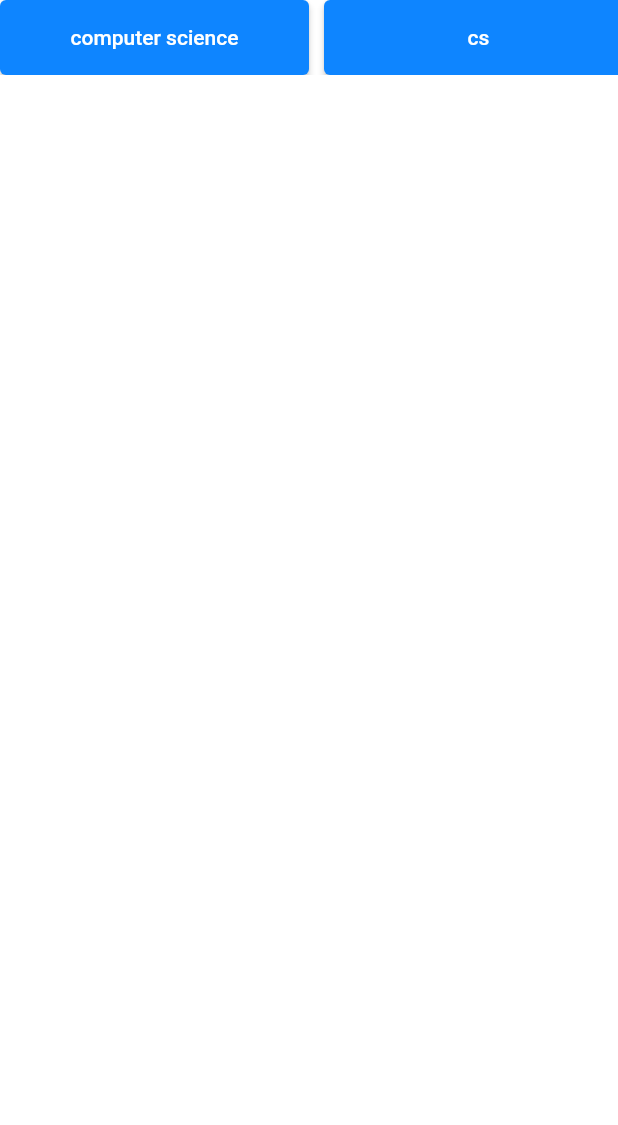
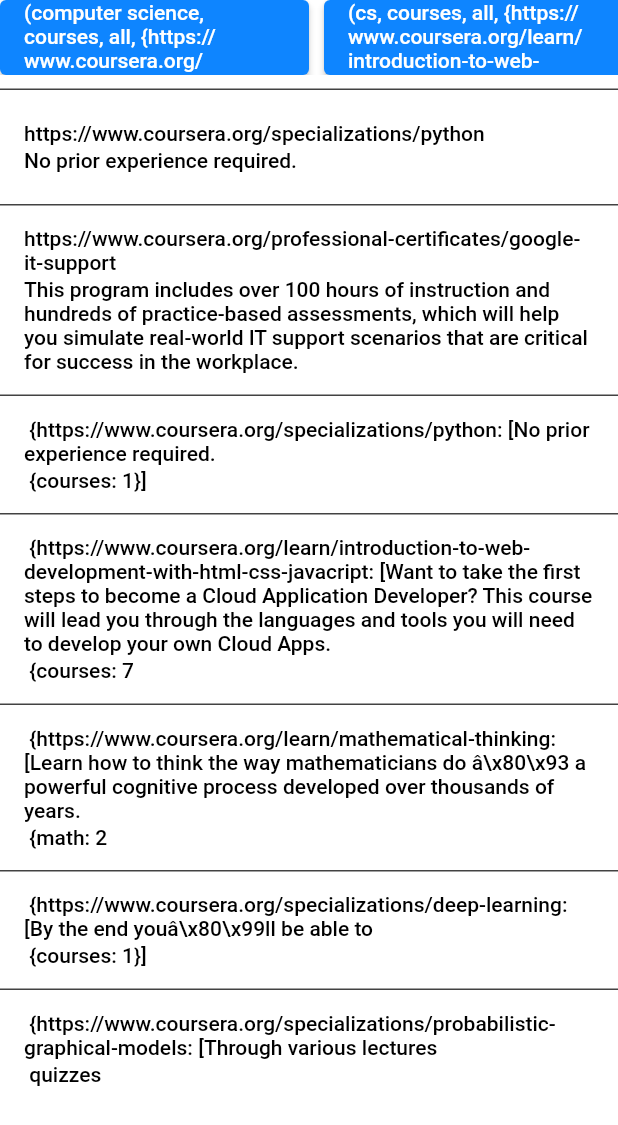
Before and after one commit to GeneralCoder365/blairhacks_2022, a Flutter app: the ResultScreen screen opened directly, on a phone screen of 412 x 824 dp. Shown: the top 1125 px of the screen. Run offline on Flutter 3.47's test engine with Material 2 defaults, Android fonts, the light colour scheme and no system bars; our stand-ins replace animated_custom_dropdown, card_swiper, dio, flutter_spinkit, geocoding, implicitly_animated_reorderable_list and 1 more.

Commit message:
pls work

```diff
--- a/blairhacks_2022_frontend/lib/homescreen.dart
+++ b/blairhacks_2022_frontend/lib/homescreen.dart
@@ -670,7 +670,6 @@
         await geocoder.placemarkFromCoordinates(
             _locationData.latitude!, _locationData.longitude!);
     var locationDataString;
-    print(placemarks);
 
     if (placemarks[0].isoCountryCode! == 'US') {
       locationDataString = placemarks[0].name! +
@@ -725,6 +724,7 @@
       passingToAPIMap["sport"] = '"' + _selectedSports + '"';
       passingToAPIMap["grade_level"] = '"' + _selectedGrade.toLowerCase() + '"';
     }
+
     Dio _dio = Dio();
     var queryParameters = {'tags': passingToAPIMap};
     var data = await _dio.get('http://127.0.0.1/5000/search',
--- a/blairhacks_2022_frontend/lib/resultscreen.dart
+++ b/blairhacks_2022_frontend/lib/resultscreen.dart
@@ -6,16 +6,24 @@
 import 'package:implicitly_animated_reorderable_list/implicitly_animated_reorderable_list.dart';
 
 class ResultScreen extends StatefulWidget {
-  const ResultScreen({Key? key, var data}) : super(key: key);
+  const ResultScreen({Key? key}) : super(key: key);
   @override
   State<StatefulWidget> createState() => _ResultScreenState();
 }
 
 class _ResultScreenState extends State<ResultScreen> {
-  // var jsonDecoded = jsonDecode(data2.toString());
-  late var data2 = data;
-  List<Map<String, Object>> data = [
-    {
+  var activitiesList = [
+    Activity(
+        url: "https://www.coursera.org/specializations/python",
+        description: "No prior experience required."),
+    Activity(
+        url:
+            "https://www.coursera.org/professional-certificates/google-it-support",
+        description:
+            "This program includes over 100 hours of instruction and hundreds of practice-based assessments, which will help you simulate real-world IT support scenarios that are critical for success in the workplace.")
+  ];
+  static var data = {
+    "0": {
       "skill_interest": "computer science",
       "type_of_opportunity": "courses",
       "in_person_online": "all",
@@ -44,7 +52,7 @@
         ]
       }
     },
-    {
+    "1": {
       "skill_interest": "cs",
       "type_of_opportunity": "courses",
       "in_person_online": "all",
@@ -73,7 +81,7 @@
         ]
       }
     },
-    {
+    "2": {
       "skill_interest": "math",
       "type_of_opportunity": "courses",
       "in_person_online": "all",
@@ -87,7 +95,7 @@
           {"courses": 18, "math": 11}
         ],
         "https://www.coursera.org/learn/tsi-math-prep": [
-          "The purpose of this course is to review and practice key concepts in preparation for the math portion of the Texas Success Initiative Assessment 2.0 (TSI2).Â\\xa0 The TSI2 is series of placement tests for learners enrolling in public universities in Texas.Â\\xa0 This MOOC will cover the four main categories of the Mathematics portion:Â\\xa0 Quantitative Reasoning, Algebraic Reasoning, Geometric & Spatial Reasoning, and Probabilistic & Statistical Reasoning.Â",
+          "The purpose of this course is to review and practice key concepts in preparation for the math portion of the Texas Success Initiative Assessment 2.0 (TSI2).Â\\xa0 The TSI2 is series of placement tests for learners enrolling in public universities in Texas.Â\\xa0 This MOOC will cover the four main categories of the Mathematics portion:Â\\xa0 Quantitative Reasoning, Algebraic Reasoning, Geometric & SpatialReasoning, and Probabilistic & Statistical Reasoning.Â",
           {"math": 7, "courses": 19}
         ],
         "https://www.coursera.org/specializations/algebra-elementary-to-advanced":
@@ -102,7 +110,7 @@
         ]
       }
     },
-    {
+    "3": {
       "skill_interest": "machine learning",
       "type_of_opportunity": "courses",
       "in_person_online": "all",
@@ -130,7 +138,7 @@
         ]
       }
     },
-    {
+    "4": {
       "skill_interest": "probability",
       "type_of_opportunity": "courses",
       "in_person_online": "all",
@@ -155,17 +163,25 @@
           {"courses": 18, "probability": 7}
         ],
         "https://www.coursera.org/learn/stanford-statistics": [
-          "Stanford\\'s \"Introduction to Statistics\" teaches you statistical thinking conceptsthat are essential for learning from data and communicating insights. By the end of the course,Â\\xa0you will be able to perform exploratory data analysis, understand key principles of sampling, and select appropriate tests of significance for multiple contexts. You will gain the foundational skills that prepare you to pursue more advanced topics in statistical thinking and machine learning.",
+          "Stanford\\'s \"Introduction to Statistics\" teaches you statistical thinking concepts that are essential for learning from data and communicating insights. By the end of the course,Â\\xa0you will be able to perform exploratory data analysis, understand key principles of sampling, and select appropriate tests of significance for multiple contexts. You will gain the foundational skills that prepare you to pursue more advanced topics in statistical thinking and machine learning.",
           {"courses": 11, "probability": 3}
         ]
       }
     }
-  ];
-
-  get testMap => null;
+  };
 
   @override
   Widget build(BuildContext context) {
+    for (int i = 0; i < data.entries.length; i++) {
+      var split = data.entries.elementAt(i).value.values.toString().split(',');
+      print(split);
+      var activity = Activity(url: split[3], description: split[4]);
+      print(activity.url);
+      setState(() {
+        activitiesList.add(activity);
+      });
+    }
+
     return _loading();
   }
 
@@ -209,23 +225,30 @@
                                         indexter = index;
                                       });
                                     },
-                                      child: Text(data[index]["skill_interest"]
-                                          .toString())),
+                                    child: Text(data.entries
+                                        .elementAt(index)
+                                        .value
+                                        .values
+                                        .toString()),
+                                  ),
                                 ),
                               );
                             }))
                   ],
                 ),
-                // ImplicitlyAnimatedList<Activity>(
-                //   items: ,
-                //   itemBuilder: (context, animation, item, i) {
-                //     return buildItem(context, item);
-                //   },
-                //   areItemsTheSame: (a, b) => a.name == b.name,
-                //   updateItemBuilder: (context, animation, item) {
-                //     return buildItem(context, item);
-                //   },
-                // ),
+                SizedBox(
+                  height: MediaQuery.of(context).size.height / 1.2,
+                  child: ImplicitlyAnimatedList<Activity>(
+                    items: activitiesList,
+                    itemBuilder: (context, animation, item, i) {
+                      return buildItem(context, item);
+                    },
+                    areItemsTheSame: (a, b) => a.url == b.url,
+                    updateItemBuilder: (context, animation, item) {
+                      return buildItem(context, item);
+                    },
+                  ),
+                ),
               ],
             ),
           ),
@@ -234,79 +257,72 @@
     }
   }
 
-  // Widget buildItem(BuildContext context, Activity item) {
-  //   return Column(
-  //     mainAxisSize: MainAxisSize.min,
-  //     children: [
-  //       SizedBox(
-  //         height: 19,
-  //         child: Divider(
-  //           color: Colors.grey[800],
-  //           thickness: 1,
-  //         ),
-  //       ),
-  //       InkWell(
-  //         child: Padding(
-  //           padding: const EdgeInsets.only(
-  //             bottom: 5,
-  //             top: 5,
-  //           ),
-  //           child: Row(
-  //             children: [
-  //               const SizedBox(
-  //                 width: 36,
-  //                 child: AnimatedSwitcher(
-  //                   duration: Duration(milliseconds: 500),
-  //                   child: Icon(
-  //                     Icons.place,
-  //                     color: Color(0xFFadd8eb),
-  //                   ),
-  //                 ),
-  //               ),
-  //               Expanded(
-  //                 child: Column(
-  //                   mainAxisSize: MainAxisSize.min,
-  //                   crossAxisAlignment: CrossAxisAlignment.start,
-  //                   children: [
-  //                     ElevatedButton(
-  //                         style: ButtonStyle(
-  //                           backgroundColor: MaterialStateProperty.all(
-  //                               const Color(0xFF121212)),
-  //                           elevation: MaterialStateProperty.all(0),
-  //                         ),
-  //                         onPressed: () {
-  //                           Navigator.of(context).pushReplacement(
-  //                               MaterialPageRoute(
-  //                                   builder: (context) =>
-  //                                       ResultScreen(place: place)));
-  //                         },
-  //                         child: Column(
-  //                           crossAxisAlignment: CrossAxisAlignment.start,
-  //                           children: [
-  //                             Text(
-  //                               place.name,
-  //                               style:
-  //                                   const TextStyle(color: Color(0xFFadd8eb)),
-  //                               textAlign: TextAlign.left,
-  //                             ),
-  //                             const SizedBox(height: 2),
-  //                             Text(
-  //                               place.address,
-  //                               textAlign: TextAlign.left,
-  //                               style:
-  //                                   const TextStyle(color: Color(0xFFadd8eb)),
-  //                             ),
-  //                           ],
-  //                         )),
-  //                   ],
-  //                 ),
-  //               ),
-  //             ],
-  //           ),
-  //           // ),
-  //         ),
-  //       )
-  //     ],
-  //   );
-  // }
+  Widget buildItem(BuildContext context, Activity item) {
+    return Column(
+      mainAxisSize: MainAxisSize.min,
+      children: [
+        SizedBox(
+          height: 19,
+          child: Divider(
+            color: Colors.grey[800],
+            thickness: 1,
+          ),
+        ),
+        InkWell(
+          child: Padding(
+            padding: const EdgeInsets.only(
+              bottom: 5,
+              top: 5,
+            ),
+            child: Row(
+              children: [
+                Expanded(
+                  child: Column(
+                    mainAxisSize: MainAxisSize.min,
+                    crossAxisAlignment: CrossAxisAlignment.start,
+                    children: [
+                      ElevatedButton(
+                          style: ButtonStyle(
+                            backgroundColor:
+                                MaterialStateProperty.all(backgroundColor),
+                            elevation: MaterialStateProperty.all(0),
+                          ),
+                          onPressed: () {},
+                          child: Column(
+                            crossAxisAlignment: CrossAxisAlignment.start,
+                            children: [
+                              Text(
+                                item.url,
+                                style: const TextStyle(color: Colors.black),
+                                textAlign: TextAlign.left,
+                              ),
+                              const SizedBox(height: 2),
+                              Text(
+                                item.description,
+                                textAlign: TextAlign.left,
+                                style: const TextStyle(color: Colors.black),
+                              ),
+                            ],
+                          )),
+                    ],
+                  ),
+                ),
+              ],
+            ),
+            // ),
+          ),
+        )
+      ],
+    );
   }
+}
+
+class Activity {
+  final String url;
+  final String description;
+
+  Activity({
+    required this.url,
+    required this.description,
+  });
+}
```
Lines whose indentation alone changed are shown as unchanged.
